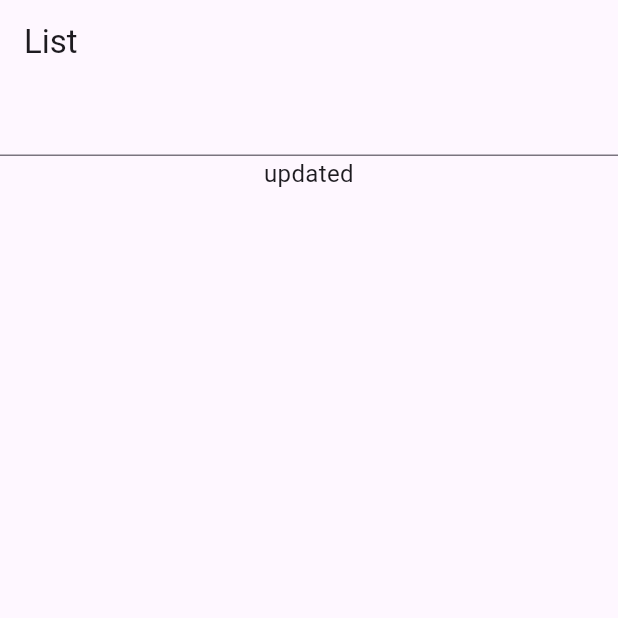
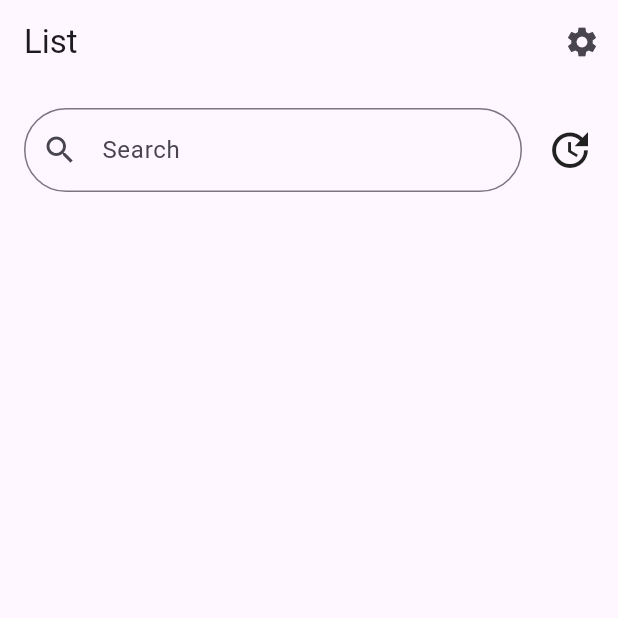
Before and after one commit to kmatsushita1012/RepositoryViewer, a Flutter app: the screen it shows after launch, on a phone screen of 412 x 824 dp, the top half of it. Run offline on Flutter 3.47's test engine with Material 3 defaults, Android fonts, the phone set to English and light mode, and no system bars; generated files the repository leaves out were written again.

Commit message:
12121105

```diff
--- a/lib/main.dart
+++ b/lib/main.dart
@@ -2,8 +2,10 @@ import 'package:flutter/material.dart';
 import 'package:provider/provider.dart';
 import 'package:repositoryviewer/page/list.dart';
 import 'package:repositoryviewer/providers/repository_provider.dart';
+import 'package:flutter_gen/gen_l10n/app_localizations.dart';
 
 void main() {
+  WidgetsFlutterBinding.ensureInitialized();
   runApp(const MyApp());
 }
 
@@ -20,7 +22,14 @@ class MyApp extends StatelessWidget {
         )
       ],
       child: MaterialApp(
-        title: 'Repository Viewer',
+        localizationsDelegates: AppLocalizations.localizationsDelegates,
+        supportedLocales: const [
+          Locale('en'),
+          Locale('ja'),
+          Locale('ko'),
+        ],
+        locale: const Locale('en'),
+        // title: AppLocalizations.of(context)!.title,
         theme: ThemeData(
           colorScheme: ColorScheme.fromSeed(seedColor: Colors.deepPurple),
           useMaterial3: true,
--- a/lib/models/repository.dart
+++ b/lib/models/repository.dart
@@ -15,6 +15,7 @@ class Repository {
       required this.watcher,
       required this.fork,
       required this.issue});
+
   factory Repository.fromSearhRepositoryItem(dynamic item) {
     return Repository(
         name: item["name"],
--- a/lib/models/sorttypes.dart
+++ b/lib/models/sorttypes.dart
@@ -1,3 +1,4 @@
+import 'package:flutter/material.dart';
 
 enum SortTypes {
   stars,
@@ -12,4 +13,17 @@ enum SortTypes {
       return name;
     }
   }
+
+  IconData icon() {
+    switch (this) {
+      case SortTypes.stars:
+        return Icons.star;
+      case SortTypes.forks:
+        return Icons.fork_right;
+      case SortTypes.isuues:
+        return Icons.priority_high;
+      case SortTypes.updated:
+        return Icons.update;
+    }
+  }
 }
--- a/lib/page/list.dart
+++ b/lib/page/list.dart
@@ -1,29 +1,74 @@
 import 'package:flutter/material.dart';
 import 'package:provider/provider.dart';
 import 'package:repositoryviewer/models/sorttypes.dart';
+import 'package:repositoryviewer/page/detail.dart';
+import 'package:repositoryviewer/page/settings.dart';
 import 'package:repositoryviewer/providers/repository_provider.dart';
-import 'package:repositoryviewer/widgets/repositorytile.dart';
+import 'package:repositoryviewer/widgets/proceedabletile.dart';
+import 'package:flutter_gen/gen_l10n/app_localizations.dart';
 
 class ListPage extends StatelessWidget {
   void _textChanged(RepositoryProvider model, String value) {
     model.setText(value);
   }
 
+  void _onTap(BuildContext context, int index) {
+    Navigator.push(context,
+        MaterialPageRoute(builder: (context) => DetailPage(index: index)));
+  }
+
+  void _trailingPressed(BuildContext context) {
+    Navigator.push(
+        context, MaterialPageRoute(builder: (context) => SettingsPage()));
+  }
+
   @override
   Widget build(BuildContext context) {
     // TODO: implement build
+    ColorScheme colorScheme = Theme.of(context).colorScheme;
     return Scaffold(
         appBar: AppBar(
           title: Text(
-            "List",
+            AppLocalizations.of(context)!.list,
+          ),
+          actions: [
+            IconButton(
+                onPressed: () => _trailingPressed(context),
+                icon: const Icon(Icons.settings))
+          ],
+        ),
+        body: Consumer<RepositoryProvider>(
+            builder: (context, model, _) => Stack(
+                  alignment: Alignment.center,
+                  children: [
+                    Container(
+                      margin: const EdgeInsets.all(16.0),
+                      child: Column(
+                        mainAxisAlignment: MainAxisAlignment.center,
+                        children: [
+                          Row(
+                            mainAxisAlignment: MainAxisAlignment.center,
+                            mainAxisSize: MainAxisSize.max,
+                            children: [
+                              Expanded(
+                                child: TextField(
+                                  autofillHints: [
+                                    AppLocalizations.of(context)!.search
+                                  ],
+                                  decoration: InputDecoration(
+                                      hintText:
+                                          AppLocalizations.of(context)!.search,
+                                      border: OutlineInputBorder(
+                                        borderRadius:
+                                            BorderRadius.circular(30.0),
+                                      ),
+                                      prefixIcon: const Icon(Icons.search)),
+                                  onSubmitted: (value) =>
+                                      _textChanged(model, value),
                                 ),
                               ),
-        body: Consumer<RepositoryProvider>(
-          builder: (context, model, _) => Column(
-            mainAxisAlignment: MainAxisAlignment.center,
-            children: [
-              TextField(
-                onSubmitted: (value) => _textChanged(model, value),
+                              const SizedBox(
+                                width: 16,
                               ),
                               PopupMenuButton<SortTypes>(
                                   onSelected: (value) {
@@ -32,25 +77,49 @@ class ListPage extends StatelessWidget {
                                   itemBuilder: (BuildContext context) {
                                     return SortTypes.values.map((item) {
                                       return PopupMenuItem<SortTypes>(
-                        value: item, child: Text(item.toString()));
+                                          value: item,
+                                          child: Row(
+                                            children: [
+                                              Icon(item.icon()),
+                                              SizedBox(
+                                                width: 8,
+                                              ),
+                                              Text(
+                                                item.toString(),
+                                                style: TextStyle(fontSize: 16),
+                                              )
+                                            ],
+                                          ));
                                     }).toList();
                                   },
-                child: Text(
-                  model.sortType.toString(),
-                  textAlign: TextAlign.center,
-                  style: TextStyle(
-                    fontSize: 16,
+                                  child: Icon(
+                                    model.sortType.icon(),
+                                    size: 32,
+                                  )),
+                            ],
                           ),
-                ),
+                          SizedBox(
+                            height: 16,
                           ),
                           Expanded(
                             child: ListView.builder(
                                 itemCount: model.items.length,
                                 itemBuilder: (context, index) =>
-                        RepositoryTile(index: index)),
+                                    ProceedableTile(
+                                        text: model.items[index].name,
+                                        onTap: (context) =>
+                                            _onTap(context, index))),
                           )
                         ],
                       ),
-        ));
+                    ),
+                    if (model.isLoading)
+                      const Positioned.fill(
+                        child: Center(
+                          child: CircularProgressIndicator(),
+                        ),
+                      ),
+                  ],
+                )));
   }
 }
--- a/lib/providers/repository_provider.dart
+++ b/lib/providers/repository_provider.dart
@@ -8,10 +8,7 @@ class RepositoryProvider extends ChangeNotifier {
   String text = "";
   SortTypes sortType = SortTypes.updated;
   List<Repository> items = [];
-
-  RepositoryProvider() {
-    getRepositories(1);
-  }
+  bool isLoading = false;
 
   void setText(String text) {
     this.text = text;
@@ -28,6 +25,8 @@ class RepositoryProvider extends ChangeNotifier {
   }
 
   void getRepositories(int page) {
+    isLoading = true;
+    notifyListeners();
     http
         .get(Uri.https(
       "api.github.com",
@@ -35,12 +34,10 @@ class RepositoryProvider extends ChangeNotifier {
       {'q': text, 'sort': sortType.toString(), 'page': page.toString()},
     ))
         .then((response) {
-      print(response.statusCode);
       if (response.statusCode == 200) {
         dynamic responseBody = utf8.decode(response.bodyBytes);
         dynamic parsedJson = jsonDecode(responseBody);
         for (var elem in parsedJson["items"]) {
-          print(elem);
           try {
             Repository item = Repository.fromSearhRepositoryItem(elem);
             items.add(item);
@@ -49,9 +46,9 @@ class RepositoryProvider extends ChangeNotifier {
             continue;
           }
         }
-        print(items);
-        notifyListeners();
       }
+      isLoading = false;
+      notifyListeners();
     });
   }
 }
--- a/pubspec.yaml
+++ b/pubspec.yaml
@@ -38,6 +38,11 @@ dependencies:
     sdk: flutter
   provider: ^5.0.0
   http: ^0.13.4
+  auto_size_text: ^3.0.0
+  flutter_localizations: # 多言語ライブラリの本体
+    sdk: flutter
+  shared_preferences: ^2.1.2
+  intl: "^0.19.0"
 
 dev_dependencies:
   flutter_test:
@@ -59,6 +64,7 @@ flutter:
   # included with your application, so that you can use the icons in
   # the material Icons class.
   uses-material-design: true
+  generate: true
 
   # To add assets to your application, add an assets section, like this:
   # assets:
--- /dev/null
+++ b/test_driver/integration_test.dart
@@ -0,0 +1,3 @@
+import 'package:integration_test/integration_test_driver.dart';
+
+Future<void> main() => integrationDriver();
```
Also changed, not shown: lib/l10n/app_en.arb (added, +7 -0 lines), lib/l10n/app_ja.arb (added, +7 -0 lines), lib/page/detail.dart (+44 -14 lines), lib/page/settings.dart (added, +36 -0 lines), lib/widgets/detailtile.dart (+21 -5 lines), lib/widgets/proceedabletile.dart (added, +29 -0 lines), lib/widgets/repositorytile.dart (deleted, +0 -38 lines), pubspec.lock, 9 other files. Lines whose indentation alone changed are shown as unchanged.
